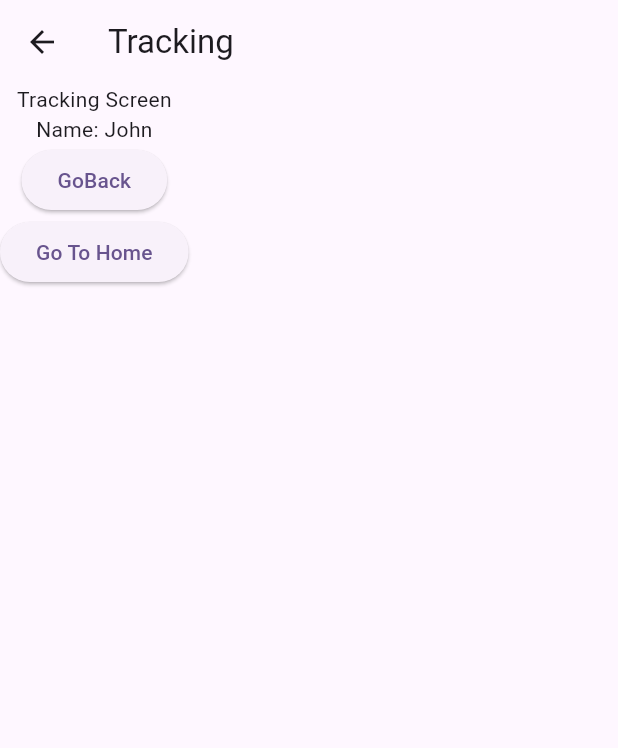
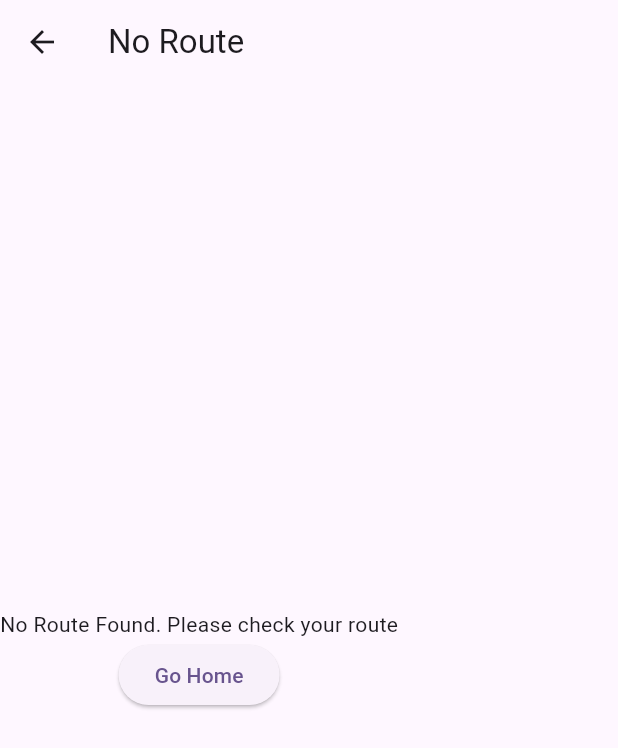
Before and after one commit to rddewan/flutter-beginner-course, a Flutter app: the DetailScreen screen opened directly with empty values, after a tap on "Go To Tracking Page", on a phone screen of 412 x 824 dp. Shown: the top 748 px of the screen. Run offline on Flutter 3.47's test engine with Material 3 defaults, Android fonts, the phone set to English and light mode, and no system bars.

Commit message:
route - route setting and named route

```diff
--- a/flutter_basic_nav/lib/main.dart
+++ b/flutter_basic_nav/lib/main.dart
@@ -1,5 +1,6 @@
 import 'package:flutter/material.dart';
-import 'package:flutter_basic_nav/screens/home_screen.dart';
+import 'package:flutter_basic_nav/route/main_route.dart';
+
 
 void main() {
   runApp(const MyApp());
@@ -17,7 +18,7 @@ class MyApp extends StatelessWidget {
         colorScheme: ColorScheme.fromSeed(seedColor: Colors.deepPurple),
         useMaterial3: true,
       ),
-      home: const HomeScreen(),
+      onGenerateRoute: generateRoute,
     );
   }
 }
--- /dev/null
+++ b/flutter_basic_nav/lib/route/main_route.dart
@@ -0,0 +1,54 @@
+
+
+import 'package:flutter/material.dart';
+import 'package:flutter_basic_nav/screens/detail_screen.dart';
+import 'package:flutter_basic_nav/screens/home_screen.dart';
+import 'package:flutter_basic_nav/screens/log_in_screen.dart';
+import 'package:flutter_basic_nav/screens/no_route_screen.dart';
+import 'package:flutter_basic_nav/screens/tracking_screen.dart';
+
+const String rootRoute = '/';
+const String homeRoute = '/home';
+const String detailRoute = '/detail';
+const String trackingRoute = '/tracking';
+
+Route<dynamic>? generateRoute(RouteSettings settings) {
+
+  switch(settings.name) {
+    case rootRoute:
+      return MaterialPageRoute(builder: (_) => const LoginScreen());
+    case homeRoute:
+      return MaterialPageRoute(builder: (_) => const HomeScreen());
+    case detailRoute:
+      final argument = settings.arguments as Map<String, dynamic>;
+      if (argument.containsKey('name')) {
+        return MaterialPageRoute(builder: (_) => DetailScreen(
+          name: argument['name'],
+          age: argument['age'],
+          updateName: argument['updateName'],
+        ));
+      }
+      else {
+        return _defaultRoute();
+      }
+    case trackingRoute:
+      final argument = settings.arguments;
+      if (argument == null) {
+        return _defaultRoute();
+      }
+      else if (argument is String) {
+        return MaterialPageRoute(builder: (_) => TrackingScreen(
+          name: argument,
+        ));
+      }
+      else {
+        return _defaultRoute();
+      }
+    default:
+      return _defaultRoute();
+  }
+}
+
+Route<dynamic>? _defaultRoute() {
+  return MaterialPageRoute(builder: (_) => const NoRouteScreen());
+}
--- a/flutter_basic_nav/lib/screens/detail_screen.dart
+++ b/flutter_basic_nav/lib/screens/detail_screen.dart
@@ -1,4 +1,5 @@
 import 'package:flutter/material.dart';
+import 'package:flutter_basic_nav/route/main_route.dart';
 import 'package:flutter_basic_nav/screens/tracking_screen.dart';
 
 class DetailScreen extends StatelessWidget {
@@ -35,12 +36,16 @@ class DetailScreen extends StatelessWidget {
 
           ElevatedButton(
             onPressed: () {
-              Navigator.push(
+              Navigator.pushNamed(
                 context,
-                MaterialPageRoute(
-                  builder: (context) => const TrackingScreen(name: 'John'),
-                ),
-               ); //Navigator.pushReplacement(context, route)
+                trackingRoute,
+              );
+              // Navigator.push(
+              //   context,
+              //   MaterialPageRoute(
+              //     builder: (context) => const TrackingScreen(name: 'John'),
+              //   ),
+              //  ); //Navigator.pushReplacement(context, route)
 
             },
             child: const Text('Go To Tracking Page'),
--- /dev/null
+++ b/flutter_basic_nav/lib/screens/no_route_screen.dart
@@ -0,0 +1,26 @@
+import 'package:flutter/material.dart';
+
+class NoRouteScreen extends StatelessWidget {
+  const NoRouteScreen({super.key});
+
+  @override
+  Widget build(BuildContext context) {
+    return Scaffold(
+      appBar: AppBar(
+        title: const Text('No Route'),
+      ),
+      body: Column(
+        mainAxisAlignment: MainAxisAlignment.center,
+        children: [
+          const Text('No Route Found. Please check your route'),
+          ElevatedButton(
+            onPressed: () {
+              Navigator.pop(context);
+            },
+            child: const Text('Go Home'),
+          ),
+        ],
+      ),
+    );
+  }
+}
```
Also changed, not shown: flutter_basic_nav/lib/screens/home_screen.dart (+16 -4 lines), flutter_basic_nav/lib/screens/log_in_screen.dart (+8 -2 lines).
